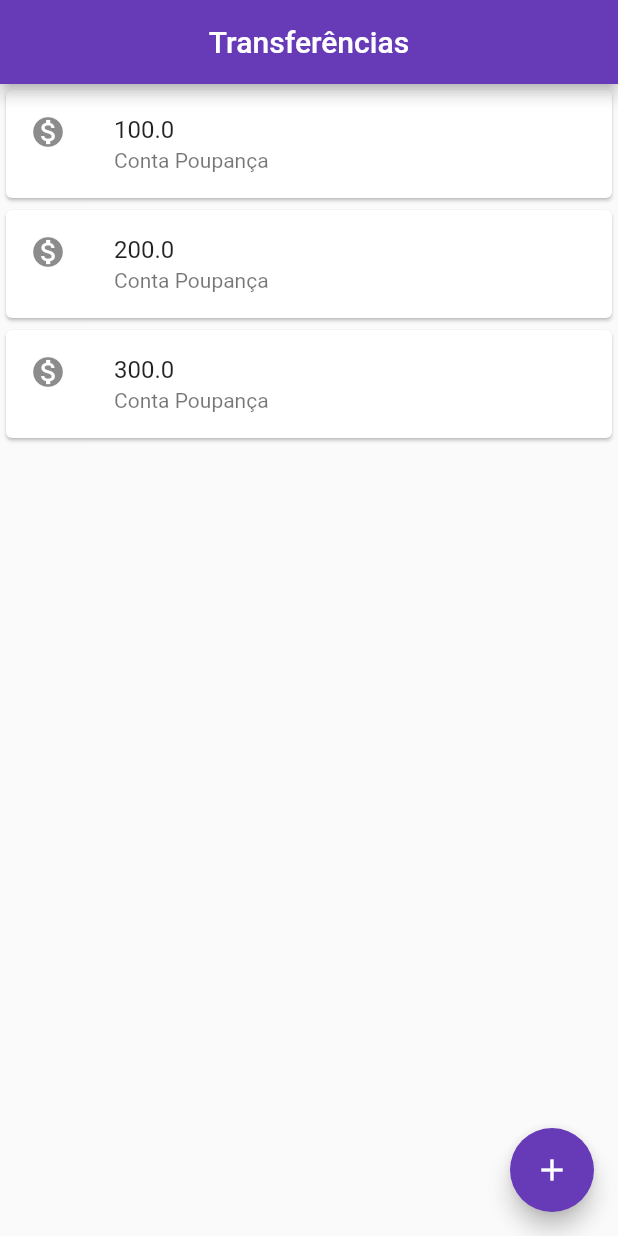
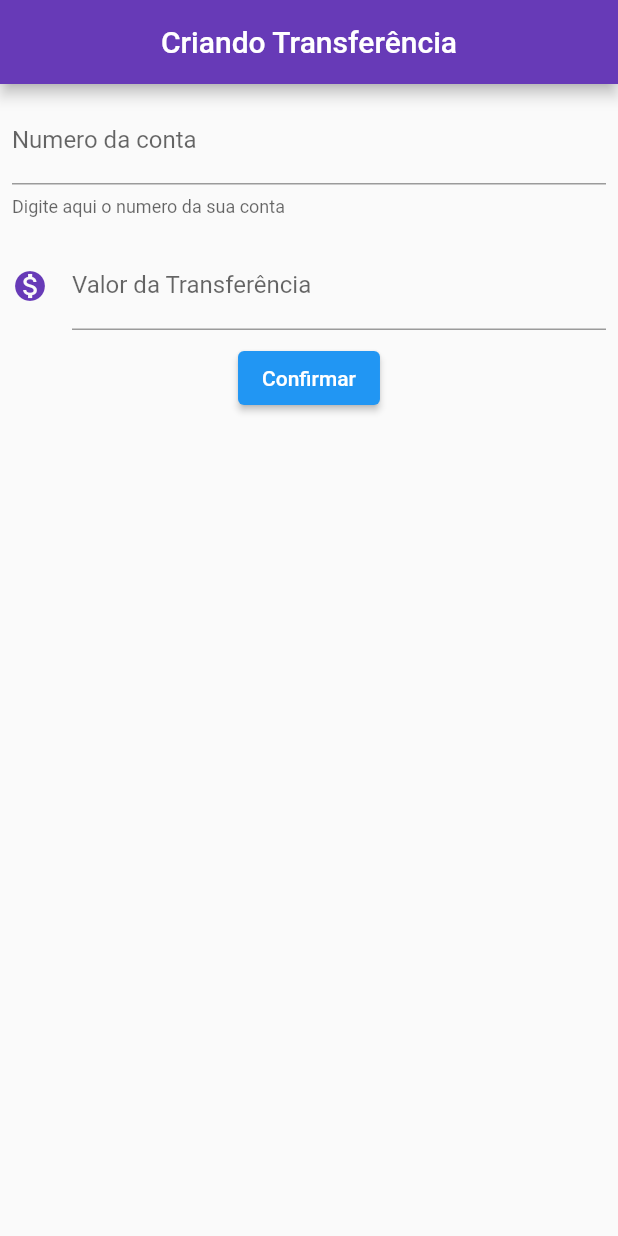
Before and after one commit to luks-rossato/First-Flutter-App, a Flutter app: the screen it shows after launch, on a phone screen of 412 x 824 dp. Run offline on Flutter 3.47's test engine with Material 2 defaults, Android fonts, the phone set to English and light mode, and no system bars; missing offline and left inert: dart:html.

Commit message:
Update main.dart

```diff
--- a/bytebank/lib/main.dart
+++ b/bytebank/lib/main.dart
@@ -1,43 +1,115 @@
 // ignore_for_file: prefer_const_literals_to_create_immutables, prefer_const_constructors
+
+import 'dart:html';
 
 import 'package:flutter/cupertino.dart';
 import 'package:flutter/material.dart';
 
-void main() => runApp(MaterialApp(
+void main() => runApp(ByteBankApp());
+
+class ByteBankApp extends StatelessWidget {
+  const ByteBankApp({Key? key}) : super(key: key);
+
+  @override
+  Widget build(BuildContext context) {
+    return MaterialApp(
       home: Scaffold(
-        body: ListaTransferencia(),
+        body: FormularioTransferencia(),
+      ),
+    );
+  }
+}
+
+class FormularioTransferencia extends StatelessWidget {
+  final TextEditingController _controladorCampoNumeroConta =
+      TextEditingController();
+  final TextEditingController _controladorCampoValor = TextEditingController();
+
+  @override
+  Widget build(BuildContext context) {
+    return Scaffold(
         appBar: AppBar(
-          title: Text('Transferências'),
+          title: Text('Criando Transferência'),
           backgroundColor: Colors.deepPurple,
           centerTitle: true,
         ),
-        floatingActionButton: FloatingActionButton(
-          backgroundColor: Colors.deepPurple,
-          splashColor: Colors.grey,
-          child: Icon(Icons.add),
-          onPressed: () {},
-        ),
-      ),
-    ));
+        body: Column(
+          children: [
+            Padding(
+              padding: const EdgeInsets.all(8.0),
+              child: TextField(
+                controller: _controladorCampoNumeroConta,
+                style: TextStyle(),
+                decoration: InputDecoration(
+                  hintText: '0000-0',
+                  helperText: 'Digite aqui o numero da sua conta',
+                  labelText: 'Numero da conta',
+                  fillColor: Colors.deepPurple,
+                ),
+                keyboardType: TextInputType.number,
+                cursorColor: Colors.deepPurple,
+              ),
+            ),
+            Padding(
+              padding: const EdgeInsets.all(8.0),
+              child: TextField(
+                controller: _controladorCampoValor,
+                decoration: InputDecoration(
+                    hintText: '0.00',
+                    labelText: 'Valor da Transferência',
+                    icon: Icon(
+                      Icons.monetization_on,
+                      color: Colors.deepPurple,
+                    )),
+                keyboardType: TextInputType.number,
+                cursorColor: Colors.deepPurple,
+              ),
+            ),
+            ElevatedButton(
+                onPressed: () {
+                  print('Clicou no Confirmar');
+                  final int numeroconta =
+                      int.parse(_controladorCampoNumeroConta.text);
+                  final double valor = double.parse(_controladorCampoValor.text);
+                  if (numeroconta != Null && valor != Null) {
+                    final transferenciaCriada = Transferencia(valor,
+                        numeroconta);
+                  }
+                },
+                child: Text('Confirmar'))
+          ],
+        ));
+  }
+}
 
 class ListaTransferencia extends StatelessWidget {
   @override
   Widget build(BuildContext context) {
-    // TODO: implement build
-    return Column(
-      children: <Widget>[
-        ItemTransferencia(Transferencia(100.0, 'Conta Poupança')),
-        ItemTransferencia(Transferencia(200.0, 'Conta Poupança')),
-        ItemTransferencia(Transferencia(300.0, 'Conta Poupança')),
-      ],
+    return Scaffold(
+      appBar: AppBar(
+        title: Text('Transferências'),
+        backgroundColor: Colors.deepPurple,
+        centerTitle: true,
+      ),
+      body: Column(
+        children: <Widget>[
+          ItemTransferencia(Transferencia(100.0, 123456)),
+          ItemTransferencia(Transferencia(200.0, 123456)),
+          ItemTransferencia(Transferencia(300.0, 123456)),
+        ],
+      ),
+      floatingActionButton: FloatingActionButton(
+        backgroundColor: Colors.deepPurple,
+        splashColor: Colors.grey,
+        child: Icon(Icons.add),
+        onPressed: () {},
+      ),
     );
   }
 }
 
-class ItemTransferencia extends StatelessWidget{
-
+class ItemTransferencia extends StatelessWidget {
   final Transferencia _transferencia;
-
 
   ItemTransferencia(this._transferencia);
 
@@ -52,12 +124,13 @@ class ItemTransferencia extends StatelessWidget{
       ),
     );
   }
-
 }
 
 class Transferencia {
   final double valor;
-  final String tipoConta;
+  final int tipoConta;
 
   Transferencia(this.valor, this.tipoConta);
+
+
 }
```
